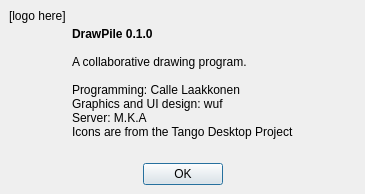
First picture: the form in src/client/ui/about.ui, repository drawpile/Drawpile, before the edit.
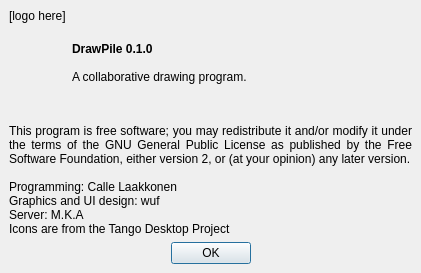
Second picture: the form after the edit.

Commit message: added copyright notice to about dialog

Diff of the .ui file:
```diff
--- a/src/client/ui/about.ui
+++ b/src/client/ui/about.ui
@@ -5,8 +5,8 @@
    <rect>
     <x>0</x>
     <y>0</y>
-    <width>365</width>
-    <height>194</height>
+    <width>421</width>
+    <height>273</height>
    </rect>
   </property>
   <property name="windowTitle" >
@@ -64,17 +64,30 @@
 &lt;/style>&lt;/head>&lt;body style=" font-family:'Sans Serif'; font-size:9pt; font-weight:400; font-style:normal; text-decoration:none;">
 &lt;p style=" margin-top:0px; margin-bottom:0px; margin-left:0px; margin-right:0px; -qt-block-indent:0; text-indent:0px;">&lt;span style=" font-weight:600;">DrawPile 0.1.0&lt;/span>&lt;/p>
 &lt;p style="-qt-paragraph-type:empty; margin-top:0px; margin-bottom:0px; margin-left:0px; margin-right:0px; -qt-block-indent:0; text-indent:0px; font-weight:600;">&lt;/p>
-&lt;p style=" margin-top:0px; margin-bottom:0px; margin-left:0px; margin-right:0px; -qt-block-indent:0; text-indent:0px;">A collaborative drawing program.&lt;/p>
-&lt;p style="-qt-paragraph-type:empty; margin-top:0px; margin-bottom:0px; margin-left:0px; margin-right:0px; -qt-block-indent:0; text-indent:0px;">&lt;/p>
-&lt;p style=" margin-top:0px; margin-bottom:0px; margin-left:0px; margin-right:0px; -qt-block-indent:0; text-indent:0px;">Programming: Calle Laakkonen&lt;/p>
-&lt;p style=" margin-top:0px; margin-bottom:0px; margin-left:0px; margin-right:0px; -qt-block-indent:0; text-indent:0px;">Graphics and UI design: wuf&lt;/p>
-&lt;p style=" margin-top:0px; margin-bottom:0px; margin-left:0px; margin-right:0px; -qt-block-indent:0; text-indent:0px;">Server: M.K.A&lt;/p>
-&lt;p style=" margin-top:0px; margin-bottom:0px; margin-left:0px; margin-right:0px; -qt-block-indent:0; text-indent:0px;">Icons are from the Tango Desktop Project&lt;/p>&lt;/body>&lt;/html></string>
+&lt;p style=" margin-top:0px; margin-bottom:0px; margin-left:0px; margin-right:0px; -qt-block-indent:0; text-indent:0px;">A collaborative drawing program.&lt;/p>&lt;/body>&lt;/html></string>
        </property>
       </widget>
      </item>
     </layout>
    </item>
+   <item>
+    <widget class="QLabel" name="label_3" >
+     <property name="text" >
+      <string>This program is free software; you may redistribute it and/or modify it under the terms of the GNU General Public License as published by the Free Software Foundation, either version 2, or (at your opinion) any later version.
+
+Programming: Calle Laakkonen
+Graphics and UI design: wuf
+Server: M.K.A
+Icons are from the Tango Desktop Project</string>
+     </property>
+     <property name="alignment" >
+      <set>Qt::AlignJustify|Qt::AlignVCenter</set>
+     </property>
+     <property name="wordWrap" >
+      <bool>true</bool>
+     </property>
+    </widget>
+   </item>
    <item>
     <widget class="QDialogButtonBox" name="buttonBox" >
      <property name="orientation" >
```
